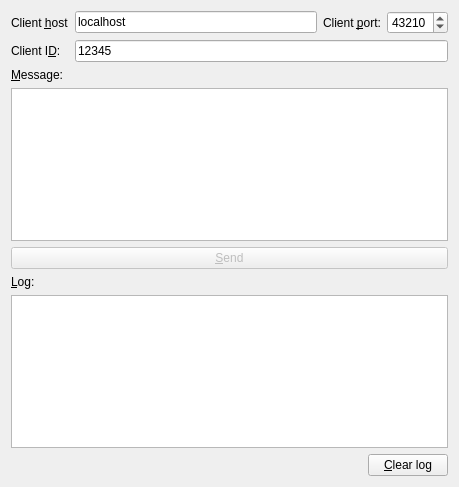
KL-7/client-server-notifier, file server/src/server.ui: the form before one commit.
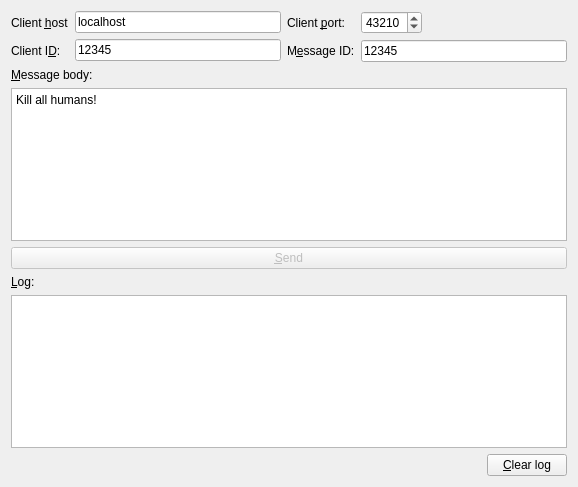
The form after the commit.

Commit message: Add message id & delivery confirmation

What changed in the file:
```diff
--- a/server/src/server.ui
+++ b/server/src/server.ui
@@ -6,7 +6,7 @@
    <rect>
     <x>0</x>
     <y>0</y>
-    <width>459</width>
+    <width>578</width>
     <height>487</height>
    </rect>
   </property>
@@ -19,7 +19,7 @@
   <property name="windowTitle">
    <string>Server</string>
   </property>
-  <layout class="QVBoxLayout" name="verticalLayout_6">
+  <layout class="QVBoxLayout" name="verticalLayout_7">
    <item>
     <layout class="QHBoxLayout" name="horizontalLayout_3">
      <item>
@@ -47,9 +47,7 @@
       </layout>
      </item>
      <item>
-      <layout class="QVBoxLayout" name="verticalLayout_3">
-       <item>
-        <layout class="QHBoxLayout" name="horizontalLayout">
+      <layout class="QVBoxLayout" name="verticalLayout">
          <item>
           <widget class="QLineEdit" name="clientHostLineEdit">
            <property name="text">
@@ -58,6 +56,17 @@
           </widget>
          </item>
          <item>
+        <widget class="QLineEdit" name="clientIdLineEdit">
+         <property name="text">
+          <string>12345</string>
+         </property>
+        </widget>
+       </item>
+      </layout>
+     </item>
+     <item>
+      <layout class="QVBoxLayout" name="verticalLayout_3">
+       <item>
           <widget class="QLabel" name="label_2">
            <property name="text">
             <string>Client &amp;port:</string>
@@ -68,6 +77,22 @@
           </widget>
          </item>
          <item>
+        <widget class="QLabel" name="label_6">
+         <property name="text">
+          <string>M&amp;essage ID:</string>
+         </property>
+         <property name="buddy">
+          <cstring>messageIdLineEdit</cstring>
+         </property>
+        </widget>
+       </item>
+      </layout>
+     </item>
+     <item>
+      <layout class="QVBoxLayout" name="verticalLayout_6">
+       <item>
+        <layout class="QHBoxLayout" name="horizontalLayout">
+         <item>
           <widget class="QSpinBox" name="clientPortSpinBox">
            <property name="maximum">
             <number>65535</number>
@@ -77,10 +102,23 @@
            </property>
           </widget>
          </item>
+         <item>
+          <spacer name="horizontalSpacer_2">
+           <property name="orientation">
+            <enum>Qt::Horizontal</enum>
+           </property>
+           <property name="sizeHint" stdset="0">
+            <size>
+             <width>40</width>
+             <height>20</height>
+            </size>
+           </property>
+          </spacer>
+         </item>
         </layout>
        </item>
        <item>
-        <widget class="QLineEdit" name="clientIdLineEdit">
+        <widget class="QLineEdit" name="messageIdLineEdit">
          <property name="text">
           <string>12345</string>
          </property>
@@ -90,12 +128,10 @@
      </item>
     </layout>
    </item>
-   <item>
-    <layout class="QVBoxLayout" name="verticalLayout">
      <item>
       <widget class="QLabel" name="label_4">
        <property name="text">
-        <string>&amp;Message:</string>
+      <string>&amp;Message body:</string>
        </property>
        <property name="buddy">
         <cstring>messageTextEdit</cstring>
@@ -103,9 +139,15 @@
       </widget>
      </item>
      <item>
-      <widget class="QTextEdit" name="messageTextEdit"/>
-     </item>
-    </layout>
+    <widget class="QTextEdit" name="messageTextEdit">
+     <property name="html">
+      <string>&lt;!DOCTYPE HTML PUBLIC &quot;-//W3C//DTD HTML 4.0//EN&quot; &quot;http://www.w3.org/TR/REC-html40/strict.dtd&quot;&gt;
+&lt;html&gt;&lt;head&gt;&lt;meta name=&quot;qrichtext&quot; content=&quot;1&quot; /&gt;&lt;style type=&quot;text/css&quot;&gt;
+p, li { white-space: pre-wrap; }
+&lt;/style&gt;&lt;/head&gt;&lt;body style=&quot; font-family:'Ubuntu'; font-size:9pt; font-weight:400; font-style:normal;&quot;&gt;
+&lt;p style=&quot; margin-top:0px; margin-bottom:0px; margin-left:0px; margin-right:0px; -qt-block-indent:0; text-indent:0px;&quot;&gt;Kill all humans!&lt;/p&gt;&lt;/body&gt;&lt;/html&gt;</string>
+     </property>
+    </widget>
    </item>
    <item>
     <widget class="QPushButton" name="sendPushButton">
```
Lines whose indentation alone changed are shown as unchanged. The commit also changes 8 other files.
